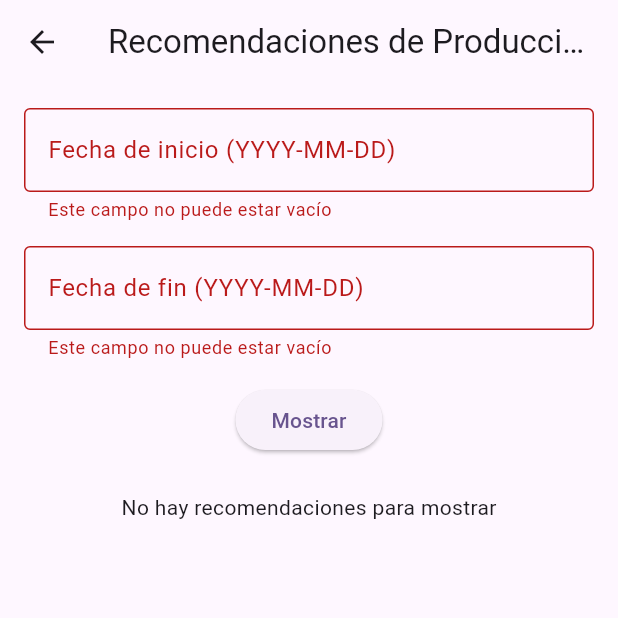
After one commit to titorjs/control_vacario_app, a Flutter app: the ProductionStatsScreen screen opened by its route, after a tap on "Mostrar", on a phone screen of 412 x 824 dp, the top half of it. The commit adds this screen. Run offline on Flutter 3.47's test engine with Material 3 defaults, Android fonts, the light colour scheme and no system bars; our stand-ins replace flutter_secure_storage; accounts and stored records are empty; network calls fail.

Commit message:
Statistical info functioning

```diff
--- a/lib/presentation/screens/add_cow_screen.dart
+++ b/lib/presentation/screens/cow/add_cow/add_cow_screen.dart
@@ -1,9 +1,9 @@
 import 'package:flutter/material.dart';
 import 'dart:convert';
 import 'package:http/http.dart' as http;
-import '../../models/cow.dart';
-import '../../utils/user_session.dart';
-import '../../strings/constants.dart';
+import '../../../../models/cow.dart';
+import '../../../../utils/user_session.dart';
+import '../../../../strings/constants.dart';
 
 class AddCowScreen extends StatefulWidget {
   final Cow? cow; // Parámetro opcional para edición
--- a/lib/presentation/screens/home_screen.dart
+++ b/lib/presentation/screens/home/home_screen.dart
@@ -1,5 +1,5 @@
 import 'package:flutter/material.dart';
-import '../../utils/user_session.dart';
+import '../../../utils/user_session.dart';
 
 class HomeScreen extends StatefulWidget {
   @override
@@ -56,6 +56,8 @@ class _HomeScreenState extends State<HomeScreen> {
                   _buildMenuItem(context, 'Vacas', Icons.pets, '/cows'),
                   //_buildMenuItem(context, 'Producción Diaria', Icons.calendar_today, '/daily_production'),
                   _buildMenuItem(context, 'Remedios', Icons.healing, '/remedies'),
+                  //_buildMenuItem(context, 'TotalProduction', Icons.summarize, '/total_production'),
+                  _buildMenuItem(context, 'Estadísticas', Icons.timeline, '/statistic'),
                 ],
               ),
             ),
--- a/lib/presentation/screens/login_screen.dart
+++ b/lib/presentation/screens/login/login_screen.dart
@@ -1,6 +1,6 @@
 import 'package:control_vacario_app/utils/user_session.dart';
 import 'package:flutter/material.dart';
-import '../../services/api_service.dart';
+import '../../../services/api_service.dart';
 
 class LoginScreen extends StatefulWidget {
   @override
--- a/lib/presentation/screens/add_remedy_screen.dart
+++ b/lib/presentation/screens/remedy/add_remedy/add_remedy_screen.dart
@@ -1,9 +1,9 @@
 import 'package:flutter/material.dart';
 import 'dart:convert';
 import 'package:http/http.dart' as http;
-import '../../models/remedy.dart';
-import '../../utils/user_session.dart';
-import '../../strings/constants.dart';
+import '../../../../models/remedy.dart';
+import '../../../../utils/user_session.dart';
+import '../../../../strings/constants.dart';
 
 class AddRemedyScreen extends StatefulWidget {
   final Remedy? remedy;
--- /dev/null
+++ b/lib/presentation/screens/statistics/statistics_screend.dart
@@ -0,0 +1,146 @@
+import 'package:flutter/material.dart';
+import 'dart:convert';
+import 'package:http/http.dart' as http;
+import '../../../utils/user_session.dart';
+import '../../../strings/constants.dart';
+
+class ProductionStatsScreen extends StatefulWidget {
+  const ProductionStatsScreen({Key? key}) : super(key: key);
+
+  @override
+  _ProductionStatsScreenState createState() => _ProductionStatsScreenState();
+}
+
+class _ProductionStatsScreenState extends State<ProductionStatsScreen> {
+  final TextEditingController _startDateController = TextEditingController();
+  final TextEditingController _endDateController = TextEditingController();
+
+  final _formKey = GlobalKey<FormState>(); // Llave para el Formulario
+  List<String> recommendations = [];
+  bool _isLoading = false;
+
+  // Validar formato de fecha
+  String? _validateDate(String? value) {
+    final dateRegex = RegExp(r'^\d{4}-\d{2}-\d{2}$');
+    if (value == null || value.isEmpty) {
+      return 'Este campo no puede estar vacío';
+    }
+    if (!dateRegex.hasMatch(value)) {
+      return 'La fecha debe estar en formato YYYY-MM-DD';
+    }
+    return null;
+  }
+
+  Future<void> _fetchRecommendations() async {
+    if (!_formKey.currentState!.validate()) {
+      // Detener si el formulario no es válido
+      return;
+    }
+
+    final session = UserSession();
+    final token = await session.getToken();
+
+    setState(() {
+      _isLoading = true;
+    });
+
+    final startDate = _startDateController.text.trim();
+    final endDate = _endDateController.text.trim();
+    final url = Uri.parse('$apiUrl/$apiVersion/stats/production/$startDate/$endDate');
+
+    try {
+      final response = await http.get(
+        url,
+        headers: {
+          'Authorization': 'Bearer $token',
+          'Content-Type': 'application/json',
+        },
+      );
+
+      if (response.statusCode == 200) {
+        final data = json.decode(utf8.decode(response.bodyBytes));
+        final Map<String, dynamic> rawRecommendations = data['recomendaciones'];
+
+        setState(() {
+          recommendations = rawRecommendations.values.cast<String>().toList();
+        });
+      } else {
+        ScaffoldMessenger.of(context).showSnackBar(
+          SnackBar(content: Text('Error: ${response.reasonPhrase}')),
+        );
+      }
+    } catch (e) {
+      ScaffoldMessenger.of(context).showSnackBar(
+        const SnackBar(content: Text('Error al obtener las recomendaciones')),
+      );
+    } finally {
+      setState(() {
+        _isLoading = false;
+      });
+    }
+  }
+
+  @override
+  Widget build(BuildContext context) {
+    return Scaffold(
+      appBar: AppBar(title: const Text('Recomendaciones de Producción')),
+      body: Padding(
+        padding: const EdgeInsets.all(16.0),
+        child: Form(
+          key: _formKey,
+          child: Column(
+            children: [
+              TextFormField(
+                controller: _startDateController,
+                decoration: InputDecoration(
+                  labelText: 'Fecha de inicio (YYYY-MM-DD)',
+                  border: OutlineInputBorder(),
+                ),
+                keyboardType: TextInputType.datetime,
+                validator: _validateDate,
+              ),
+              const SizedBox(height: 16),
+              TextFormField(
+                controller: _endDateController,
+                decoration: InputDecoration(
+                  labelText: 'Fecha de fin (YYYY-MM-DD)',
+                  border: OutlineInputBorder(),
+                ),
+                keyboardType: TextInputType.datetime,
+                validator: _validateDate,
+              ),
+              const SizedBox(height: 16),
+              ElevatedButton(
+                onPressed: _fetchRecommendations,
+                child: const Text('Mostrar'),
+              ),
+              const SizedBox(height: 24),
+              _isLoading
+                  ? const CircularProgressIndicator()
+                  : recommendations.isEmpty
+                      ? const Text('No hay recomendaciones para mostrar')
+                      : Expanded(
+                          child: ListView.builder(
+                            itemCount: recommendations.length,
+                            itemBuilder: (context, index) {
+                              final initDate = DateTime.parse(_startDateController.text.trim());
+                              final recommendationDate = initDate.add(Duration(days: index * 7));
+                              return ListTile(
+                                leading: CircleAvatar(
+                                  child: Text((index + 1).toString()),
+                                ),
+                                title: Text(
+                                  'Semana del ${recommendationDate.toIso8601String().split('T')[0]}:',
+                                ),
+                                subtitle: Text(recommendations[index]),
+                              );
+                            },
+                          ),
+                        ),
+            ],
+          ),
+        ),
+      ),
+    );
+  }
+}
--- a/lib/presentation/screens/add_user_screen.dart
+++ b/lib/presentation/screens/user/add_user/add_user_screen.dart
@@ -1,8 +1,8 @@
 import 'package:flutter/material.dart';
 import 'dart:convert';
 import 'package:http/http.dart' as http;
-import '../../utils/user_session.dart';
-import '../../strings/constants.dart';
+import '../../../../utils/user_session.dart';
+import '../../../../strings/constants.dart';
 
 class AddUserScreen extends StatefulWidget {
   @override
```
Also changed, not shown: lib/main.dart (+12 -7 lines), lib/models/production_total.dart (added, +34 -0 lines), lib/presentation/screens/cow/cow_screen.dart (renamed from lib/presentation/screens/cow_screen.dart, +5 -5 lines), lib/presentation/screens/remedy/remedios_screen.dart (renamed from lib/presentation/screens/remedios_screen.dart, +5 -5 lines), lib/presentation/screens/total_production/add_production_total_screen/add_production_total_screen.dart (added, +60 -0 lines), lib/presentation/screens/total_production/total_production_screen.dart (added, +139 -0 lines), lib/presentation/screens/user/users_screen.dart (renamed from lib/presentation/screens/users_screen.dart, +5 -5 lines), lib/presentation/screens/daily_production/daily_production_screen.dart (renamed from lib/presentation/screens/daily_production_screen.dart).
